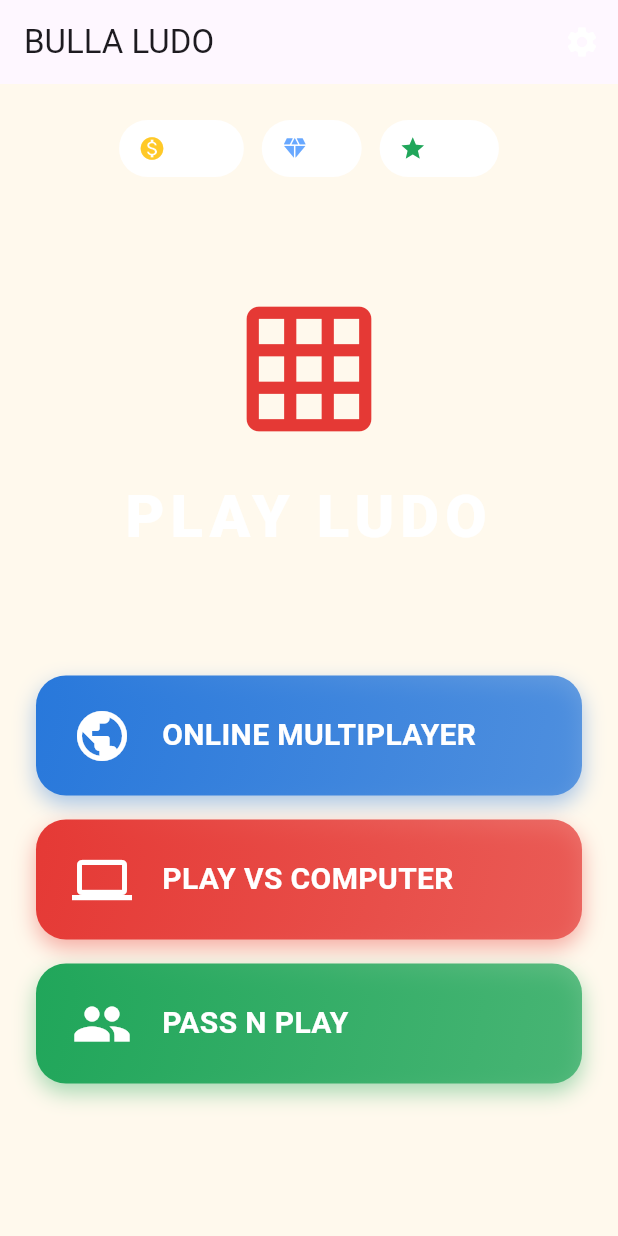
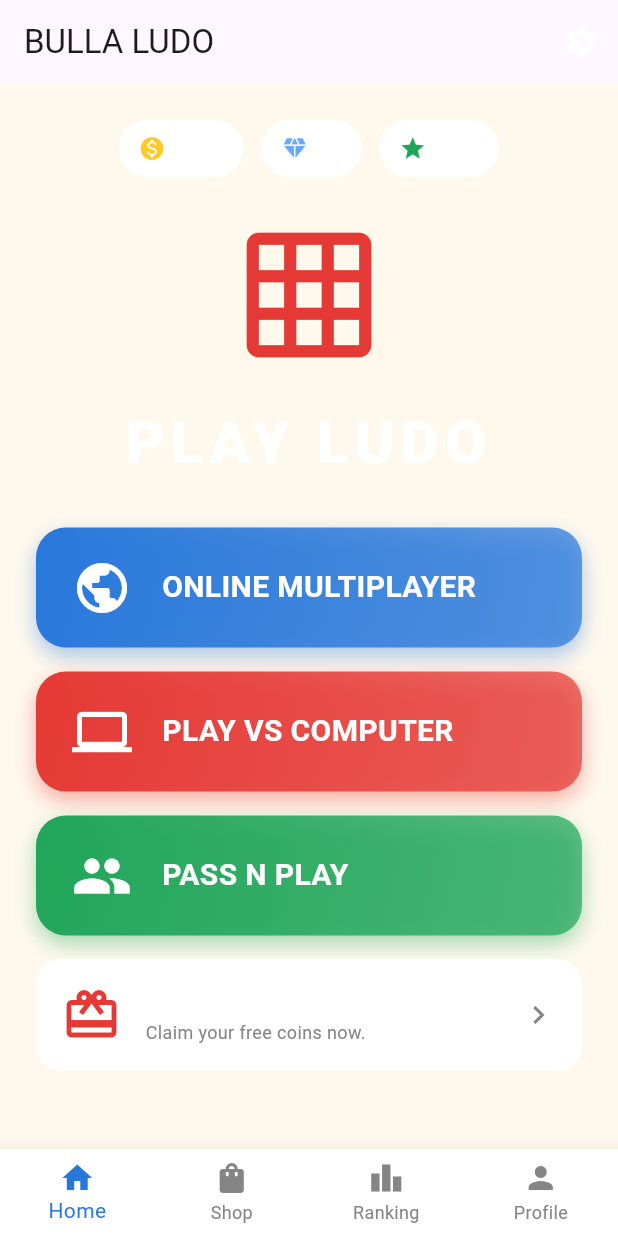
Before and after one commit to tjtask346-design/ludo, a Flutter app: the screen it shows after launch, on a phone screen of 412 x 824 dp. Run offline on Flutter 3.47's test engine with Material 3 defaults, Android fonts, the phone set to English and light mode, and no system bars; our stand-ins replace shared_preferences; network calls fail; statements that could not run were skipped.

Commit message:
feat(Phase 3): complete ecosystem - profile, shop, leaderboard, daily rewards & bottom nav

```diff
--- a/app/lib/main.dart
+++ b/app/lib/main.dart
@@ -1,6 +1,6 @@
 import 'package:flutter/material.dart';
 import 'core/theme/app_theme.dart';
-import 'screens/home_screen.dart';
+import 'screens/main_dashboard_screen.dart';
 
 void main() => runApp(const BullaLudoApp());
 
@@ -12,7 +12,7 @@ class BullaLudoApp extends StatelessWidget {
       title: 'Bulla Ludo',
       debugShowCheckedModeBanner: false,
       theme: AppTheme.darkTheme,
-      home: const HomeScreen(),
+      home: const MainDashboardScreen(),
     );
   }
 }
--- a/app/lib/screens/home_screen.dart
+++ /dev/null
@@ -1,135 +0,0 @@
-import 'package:flutter/material.dart';
-import 'package:shared_preferences/shared_preferences.dart';
-import 'dart:math';
-import '../core/theme/app_theme.dart';
-import '../services/api_service.dart';
-import 'setup_screen.dart';
-import 'online_lobby_screen.dart';
-import 'settings_screen.dart';
-
-class HomeScreen extends StatefulWidget {
-  const HomeScreen({super.key});
-  @override
-  State<HomeScreen> createState() => _HomeScreenState();
-}
-
-class _HomeScreenState extends State<HomeScreen> {
-  int coins = 1000;
-  int diamonds = 50;
-  int level = 1;
-  bool isLoading = true;
-
-  @override
-  void initState() {
-    super.initState();
-    _loadUserData();
-  }
-
-  Future<void> _loadUserData() async {
-    final prefs = await SharedPreferences.getInstance();
-    String playerId = prefs.getString('playerId') ?? 'P${Random().nextInt(99999999)}';
-    await prefs.setString('playerId', playerId);
-    final data = await ApiService.login(playerId, 'Player');
-    if (mounted) {
-      setState(() {
-        if (data != null) {
-          coins = data['coins'] ?? 1000;
-          diamonds = data['diamonds'] ?? 50;
-          level = data['level'] ?? 1;
-        }
-        isLoading = false;
-      });
-    }
-  }
-
-  @override
-  Widget build(BuildContext context) {
-    return Scaffold(
-      backgroundColor: AppColors.background,
-      appBar: AppBar(
-        title: const Text('BULLA LUDO'),
-        actions: [IconButton(icon: const Icon(Icons.settings, color: Colors.white), onPressed: () => Navigator.push(context, MaterialPageRoute(builder: (_) => const SettingsScreen())))],
-      ),
-      body: SafeArea(
-        child: isLoading
-          ? const Center(child: CircularProgressIndicator(color: AppColors.blue))
-          : Padding(
-              padding: const EdgeInsets.all(24.0),
-              child: Column(
-                mainAxisAlignment: MainAxisAlignment.center,
-                crossAxisAlignment: CrossAxisAlignment.stretch,
-                children: [
-                  _buildResourceRow(),
-                  const Spacer(),
-                  const Icon(Icons.grid_on, size: 100, color: AppColors.red),
-                  const SizedBox(height: 20),
-                  const Text('PLAY LUDO', textAlign: TextAlign.center, style: TextStyle(fontSize: 40, fontWeight: FontWeight.w900, color: Colors.white, letterSpacing: 4)),
-                  const Spacer(),
-                  _buildMenuButton('ONLINE MULTIPLAYER', AppColors.blue, Icons.public, () {
-                    Navigator.push(context, MaterialPageRoute(builder: (_) => const OnlineLobbyScreen()));
-                  }),
-                  const SizedBox(height: 16),
-                  _buildMenuButton('PLAY VS COMPUTER', AppColors.red, Icons.computer, () {
-                    Navigator.push(context, MaterialPageRoute(builder: (_) => const SetupScreen(isVsComputer: true)));
-                  }),
-                  const SizedBox(height: 16),
-                  _buildMenuButton('PASS N PLAY', AppColors.green, Icons.people, () {
-                    Navigator.push(context, MaterialPageRoute(builder: (_) => const SetupScreen(isVsComputer: false)));
-                  }),
-                  const Spacer(),
-                ],
-              ),
-            ),
-      ),
-    );
-  }
-
-  Widget _buildResourceRow() {
-    return Row(
-      mainAxisAlignment: MainAxisAlignment.center,
-      children: [
-        _buildChip(Icons.monetization_on, AppColors.yellow, '$coins'),
-        const SizedBox(width: 12),
-        _buildChip(Icons.diamond, AppColors.blueLight, '$diamonds'),
-        const SizedBox(width: 12),
-        _buildChip(Icons.star, AppColors.green, 'Lv. $level'),
-      ],
-    );
-  }
-
-  Widget _buildChip(IconData icon, Color color, String amount) {
-    return Container(
-      padding: const EdgeInsets.symmetric(horizontal: 12, vertical: 8),
-      decoration: BoxDecoration(color: AppColors.card, borderRadius: BorderRadius.circular(20), border: Border.all(color: Colors.white12)),
-      child: Row(
-        mainAxisSize: MainAxisSize.min,
-        children: [
-          Icon(icon, color: color, size: 18),
-          const SizedBox(width: 6),
-          Text(amount, style: const TextStyle(fontWeight: FontWeight.bold, fontSize: 14, color: Colors.white)),
-        ],
-      ),
-    );
-  }
-
-  Widget _buildMenuButton(String title, Color color, IconData icon, VoidCallback onTap) {
-    return GestureDetector(
-      onTap: onTap,
-      child: Container(
-        padding: const EdgeInsets.symmetric(vertical: 20, horizontal: 24),
-        decoration: BoxDecoration(
-          gradient: LinearGradient(colors: [color, color.withOpacity(0.7)], begin: Alignment.topLeft, end: Alignment.bottomRight),
-          borderRadius: BorderRadius.circular(20),
-          boxShadow: [BoxShadow(color: color.withOpacity(0.4), blurRadius: 12, offset: const Offset(0, 6))],
-        ),
-        child: Row(
-          children: [
-            Icon(icon, color: Colors.white, size: 40),
-            const SizedBox(width: 20),
-            Text(title, style: const TextStyle(color: Colors.white, fontSize: 20, fontWeight: FontWeight.bold)),
-          ],
-        ),
-      ),
-    );
-  }
-}
--- /dev/null
+++ b/app/lib/screens/main_dashboard_screen.dart
@@ -0,0 +1,180 @@
+import 'package:flutter/material.dart';
+import 'package:shared_preferences/shared_preferences.dart';
+import 'dart:math';
+import '../core/theme/app_theme.dart';
+import '../services/api_service.dart';
+import 'setup_screen.dart';
+import 'online_lobby_screen.dart';
+import 'settings_screen.dart';
+import 'shop_screen.dart';
+import 'leaderboard_screen.dart';
+import 'profile_screen.dart';
+import 'daily_rewards_screen.dart';
+
+class MainDashboardScreen extends StatefulWidget {
+  const MainDashboardScreen({super.key});
+  @override
+  State<MainDashboardScreen> createState() => _MainDashboardScreenState();
+}
+
+class _MainDashboardScreenState extends State<MainDashboardScreen> {
+  int _currentIndex = 0;
+  int coins = 1000;
+  int diamonds = 50;
+  int level = 1;
+  bool isLoading = true;
+
+  @override
+  void initState() {
+    super.initState();
+    _loadUserData();
+  }
+
+  Future<void> _loadUserData() async {
+    final prefs = await SharedPreferences.getInstance();
+    String playerId = prefs.getString('playerId') ?? 'P${Random().nextInt(99999999)}';
+    await prefs.setString('playerId', playerId);
+    final data = await ApiService.login(playerId, 'Player');
+    if (mounted) {
+      setState(() {
+        if (data != null) {
+          coins = data['coins'] ?? 1000;
+          diamonds = data['diamonds'] ?? 50;
+          level = data['level'] ?? 1;
+        }
+        isLoading = false;
+      });
+    }
+  }
+
+  @override
+  Widget build(BuildContext context) {
+    if (isLoading) {
+      return const Scaffold(backgroundColor: AppColors.background, body: Center(child: CircularProgressIndicator(color: AppColors.blue)));
+    }
+
+    final List<Widget> _screens = [
+      _buildHomeTab(),
+      const ShopScreen(),
+      const LeaderboardScreen(),
+      ProfileScreen(coins: coins, diamonds: diamonds, level: level),
+    ];
+
+    return Scaffold(
+      backgroundColor: AppColors.background,
+      body: _screens[_currentIndex],
+      bottomNavigationBar: BottomNavigationBar(
+        currentIndex: _currentIndex,
+        onTap: (index) => setState(() => _currentIndex = index),
+        type: BottomNavigationBarType.fixed,
+        selectedItemColor: AppColors.blue,
+        unselectedItemColor: AppColors.textLight,
+        backgroundColor: AppColors.card,
+        elevation: 10,
+        items: const [
+          BottomNavigationBarItem(icon: Icon(Icons.home), label: 'Home'),
+          BottomNavigationBarItem(icon: Icon(Icons.shopping_bag), label: 'Shop'),
+          BottomNavigationBarItem(icon: Icon(Icons.leaderboard), label: 'Ranking'),
+          BottomNavigationBarItem(icon: Icon(Icons.person), label: 'Profile'),
+        ],
+      ),
+    );
+  }
+
+  Widget _buildHomeTab() {
+    return Scaffold(
+      backgroundColor: AppColors.background,
+      appBar: AppBar(
+        title: const Text('BULLA LUDO'),
+        actions: [IconButton(icon: const Icon(Icons.settings, color: Colors.white), onPressed: () => Navigator.push(context, MaterialPageRoute(builder: (_) => const SettingsScreen())))],
+      ),
+      body: SafeArea(
+        child: Padding(
+          padding: const EdgeInsets.all(24.0),
+          child: Column(
+            mainAxisAlignment: MainAxisAlignment.center,
+            crossAxisAlignment: CrossAxisAlignment.stretch,
+            children: [
+              Row(
+                mainAxisAlignment: MainAxisAlignment.center,
+                children: [
+                  _buildChip(Icons.monetization_on, AppColors.yellow, '$coins'),
+                  const SizedBox(width: 12),
+                  _buildChip(Icons.diamond, AppColors.blueLight, '$diamonds'),
+                  const SizedBox(width: 12),
+                  _buildChip(Icons.star, AppColors.green, 'Lv. $level'),
+                ],
+              ),
+              const Spacer(),
+              const Icon(Icons.grid_on, size: 100, color: AppColors.red),
+              const SizedBox(height: 20),
+              const Text('PLAY LUDO', textAlign: TextAlign.center, style: TextStyle(fontSize: 40, fontWeight: FontWeight.w900, color: Colors.white, letterSpacing: 4)),
+              const Spacer(),
+              _buildMenuButton('ONLINE MULTIPLAYER', AppColors.blue, Icons.public, () => Navigator.push(context, MaterialPageRoute(builder: (_) => const OnlineLobbyScreen()))),
+              const SizedBox(height: 16),
+              _buildMenuButton('PLAY VS COMPUTER', AppColors.red, Icons.computer, () => Navigator.push(context, MaterialPageRoute(builder: (_) => const SetupScreen(isVsComputer: true)))),
+              const SizedBox(height: 16),
+              _buildMenuButton('PASS N PLAY', AppColors.green, Icons.people, () => Navigator.push(context, MaterialPageRoute(builder: (_) => const SetupScreen(isVsComputer: false)))),
+              const SizedBox(height: 16),
+              GestureDetector(
+                onTap: () => Navigator.push(context, MaterialPageRoute(builder: (_) => const DailyRewardsScreen())),
+                child: Container(
+                  padding: const EdgeInsets.all(16),
+                  decoration: BoxDecoration(color: AppColors.card, borderRadius: BorderRadius.circular(16), border: Border.all(color: Colors.white12)),
+                  child: const Row(
+                    children: [
+                      Icon(Icons.card_giftcard, color: AppColors.red, size: 40),
+                      SizedBox(width: 16),
+                      Expanded(child: Column(crossAxisAlignment: CrossAxisAlignment.start, children: [
+                        Text('Daily Reward Available!', style: TextStyle(fontWeight: FontWeight.bold, fontSize: 16, color: Colors.white)),
+                        Text('Claim your free coins now.', style: TextStyle(color: AppColors.textLight, fontSize: 12)),
+                      ])),
+                      Icon(Icons.chevron_right, color: AppColors.textLight),
+                    ],
+                  ),
+                ),
+              ),
+              const Spacer(),
+            ],
+          ),
+        ),
+      ),
+    );
+  }
+
+  Widget _buildChip(IconData icon, Color color, String amount) {
+    return Container(
+      padding: const EdgeInsets.symmetric(horizontal: 12, vertical: 8),
+      decoration: BoxDecoration(color: AppColors.card, borderRadius: BorderRadius.circular(20), border: Border.all(color: Colors.white12)),
+      child: Row(
+        mainAxisSize: MainAxisSize.min,
+        children: [
+          Icon(icon, color: color, size: 18),
+          const SizedBox(width: 6),
+          Text(amount, style: const TextStyle(fontWeight: FontWeight.bold, fontSize: 14, color: Colors.white)),
+        ],
+      ),
+    );
+  }
+
+  Widget _buildMenuButton(String title, Color color, IconData icon, VoidCallback onTap) {
+    return GestureDetector(
+      onTap: onTap,
+      child: Container(
+        padding: const EdgeInsets.symmetric(vertical: 20, horizontal: 24),
+        decoration: BoxDecoration(
+          gradient: LinearGradient(colors: [color, color.withOpacity(0.7)], begin: Alignment.topLeft, end: Alignment.bottomRight),
+          borderRadius: BorderRadius.circular(20),
+          boxShadow: [BoxShadow(color: color.withOpacity(0.4), blurRadius: 12, offset: const Offset(0, 6))],
+        ),
+        child: Row(
+          children: [
+            Icon(icon, color: Colors.white, size: 40),
+            const SizedBox(width: 20),
+            Text(title, style: const TextStyle(color: Colors.white, fontSize: 20, fontWeight: FontWeight.bold)),
+          ],
+        ),
+      ),
+    );
+  }
+}
```
Also changed, not shown: app/lib/screens/daily_rewards_screen.dart (added, +68 -0 lines), app/lib/screens/leaderboard_screen.dart (added, +84 -0 lines), app/lib/screens/profile_screen.dart (added, +109 -0 lines), app/lib/screens/shop_screen.dart (added, +82 -0 lines).
